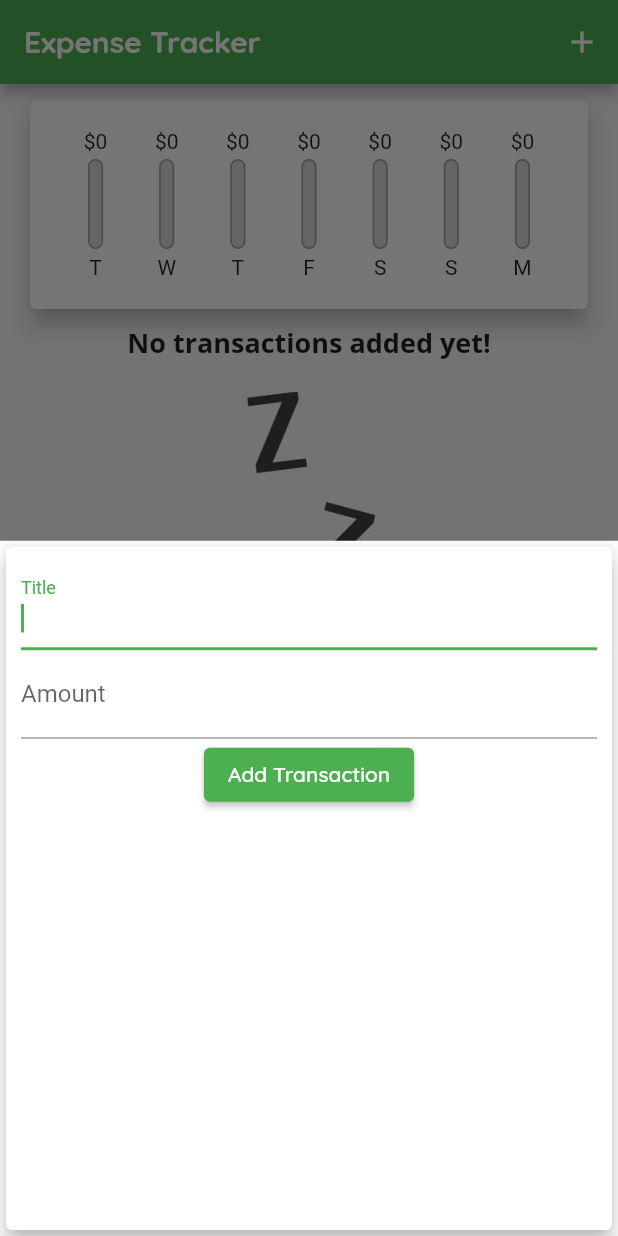
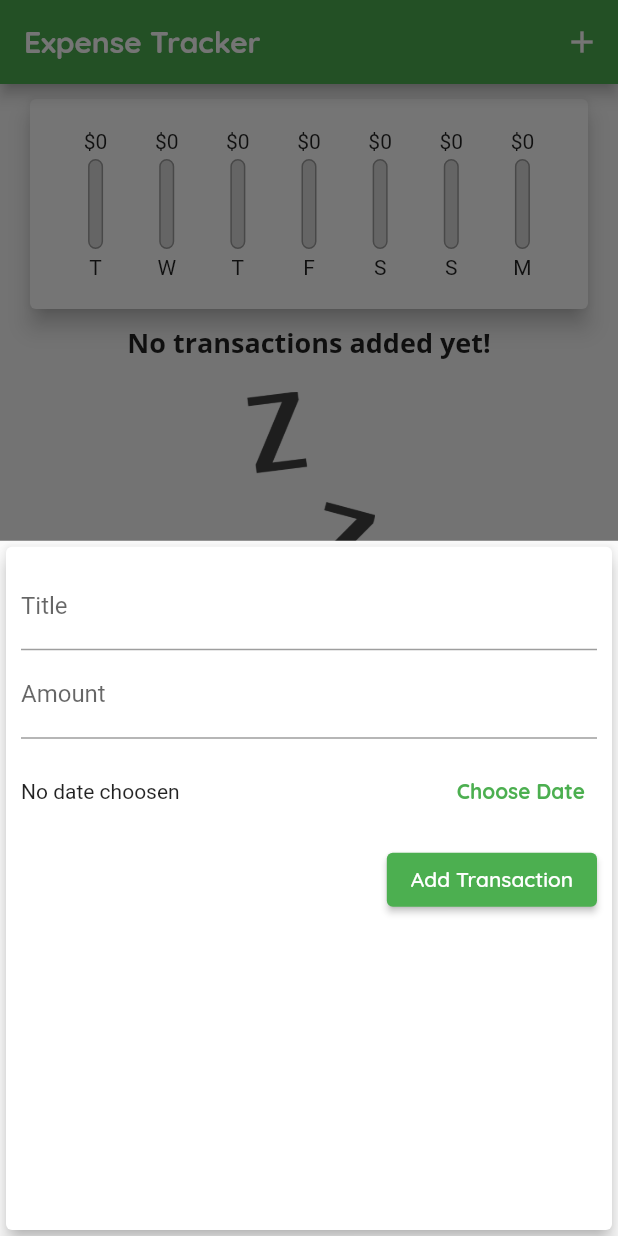
Before and after one commit to felixdusengimana/expense-tracker, a Flutter app: the screen it shows after launch, after a tap on the "add" icon, on a phone screen of 412 x 824 dp. Run offline on Flutter 3.47's test engine with Material 2 defaults, Android fonts, the phone set to English and light mode, and no system bars; missing offline and left inert: dart:ffi.

Commit message:
feat: added delete transaction

```diff
--- a/lib/widgets/new_transaction.dart
+++ b/lib/widgets/new_transaction.dart
@@ -1,4 +1,6 @@
 import 'package:flutter/material.dart';
+import 'package:intl/intl.dart';
+import 'dart:core';
 
 class NewTransaction extends StatefulWidget {
   final Function addTransaction;
@@ -11,20 +13,41 @@ class NewTransaction extends StatefulWidget {
 
 class _NewTransactionState extends State<NewTransaction> {
   // String titleInput = '';
-  final titleController = TextEditingController();
+  final _titleController = TextEditingController();
 
-  final amountController = TextEditingController();
+  final _amountController = TextEditingController();
 
-  void submitData() {
-    final enteredTitle = titleController.text;
-    final enteredAmount = double.parse(amountController.text);
+  DateTime? _selectedDate;
 
-    if (enteredTitle.isEmpty || enteredAmount <= 0) {
+  void _submitData() {
+    if (_amountController.text.isEmpty) {
+      return;
+    }
+    final enteredTitle = _titleController.text;
+    final enteredAmount = double.parse(_amountController.text);
+
+    if (enteredTitle.isEmpty || enteredAmount <= 0 || _selectedDate == null) {
       return;
     }
 
-    widget.addTransaction(enteredTitle, enteredAmount);
+    widget.addTransaction(enteredTitle, enteredAmount, _selectedDate);
     Navigator.of(context).pop();
+  }
+
+  void _presentDatePicker(BuildContext context) {
+    showDatePicker(
+            context: context,
+            initialDate: DateTime.now(),
+            firstDate: DateTime(2019),
+            lastDate: DateTime.now())
+        .then((pickedDate) {
+      if (pickedDate == null) {
+        return;
+      }
+      setState(() {
+        _selectedDate = pickedDate;
+      });
+    });
   }
 
   @override
@@ -36,23 +59,44 @@ class _NewTransactionState extends State<NewTransaction> {
         child: Column(
           children: <Widget>[
             TextField(
-              autofocus: true,
+              // autofocus: true,
               decoration: InputDecoration(labelText: 'Title'),
-              controller: titleController,
-              onSubmitted: (_) => submitData(),
+              controller: _titleController,
+              onSubmitted: (_) => _submitData(),
               // onChanged: (value) => titleInput = value,
             ),
             TextField(
               decoration: InputDecoration(labelText: 'Amount'),
-              controller: amountController,
+              controller: _amountController,
               keyboardType: TextInputType.number,
-              onSubmitted: (_) => submitData(),
+              onSubmitted: (_) => _submitData(),
               // onChanged: (value) {
               //   amountInput = value;
               // },
             ),
-            ElevatedButton(
-                onPressed: submitData, child: Text('Add Transaction'))
+            Container(
+              height: 70,
+              child: Row(
+                children: <Widget>[
+                  Expanded(
+                    child: Text(_selectedDate != null
+                        ? 'Date Picked: ${DateFormat.yMd().format(_selectedDate!)}'
+                        : 'No date choosen'),
+                  ),
+                  TextButton(
+                      onPressed: () => _presentDatePicker(context),
+                      child: Text(
+                        'Choose Date',
+                        style: TextStyle(fontWeight: FontWeight.bold),
+                      ))
+                ],
+              ),
+            ),
+            Align(
+              alignment: Alignment.topRight,
+              child: ElevatedButton(
+                  onPressed: _submitData, child: Text('Add Transaction')),
+            )
           ],
         ),
       ),
--- a/lib/widgets/transaction_list.dart
+++ b/lib/widgets/transaction_list.dart
@@ -1,3 +1,5 @@
+import 'dart:ffi';
+
 import 'package:flutter/material.dart';
 import 'package:intl/intl.dart';
 
@@ -5,13 +7,14 @@ import '../models/transaction.dart';
 
 class TransactionList extends StatelessWidget {
   final List<Transaction> transactions;
+  final Function deleteTransaction;
 
-  TransactionList(this.transactions);
+  TransactionList(this.transactions, this.deleteTransaction);
 
   @override
   Widget build(BuildContext context) {
     return Container(
-        height: 400,
+        height: 450,
         child: transactions.isEmpty
             ? Column(children: [
                 Text('No transactions added yet!',
@@ -48,7 +51,12 @@ class TransactionList extends StatelessWidget {
                         DateFormat.yMMMd().format(transactions[index].dateTime),
                         style: TextStyle(color: Colors.grey),
                       ),
-                      trailing: Icon(Icons.delete),
+                      trailing: IconButton(
+                        icon: Icon(Icons.delete),
+                        color: Theme.of(context).errorColor,
+                        onPressed: () =>
+                            deleteTransaction(transactions[index].id),
+                      ),
                     ),
                   );
                 },
```
Also changed, not shown: lib/main.dart (+9 -3 lines).
